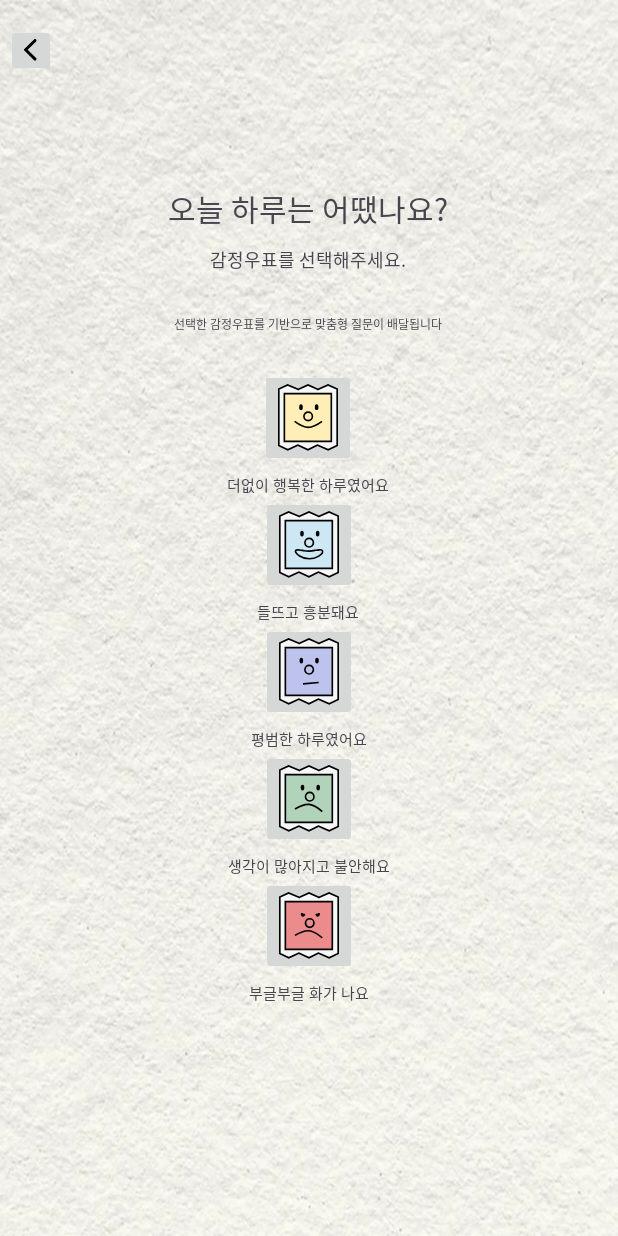
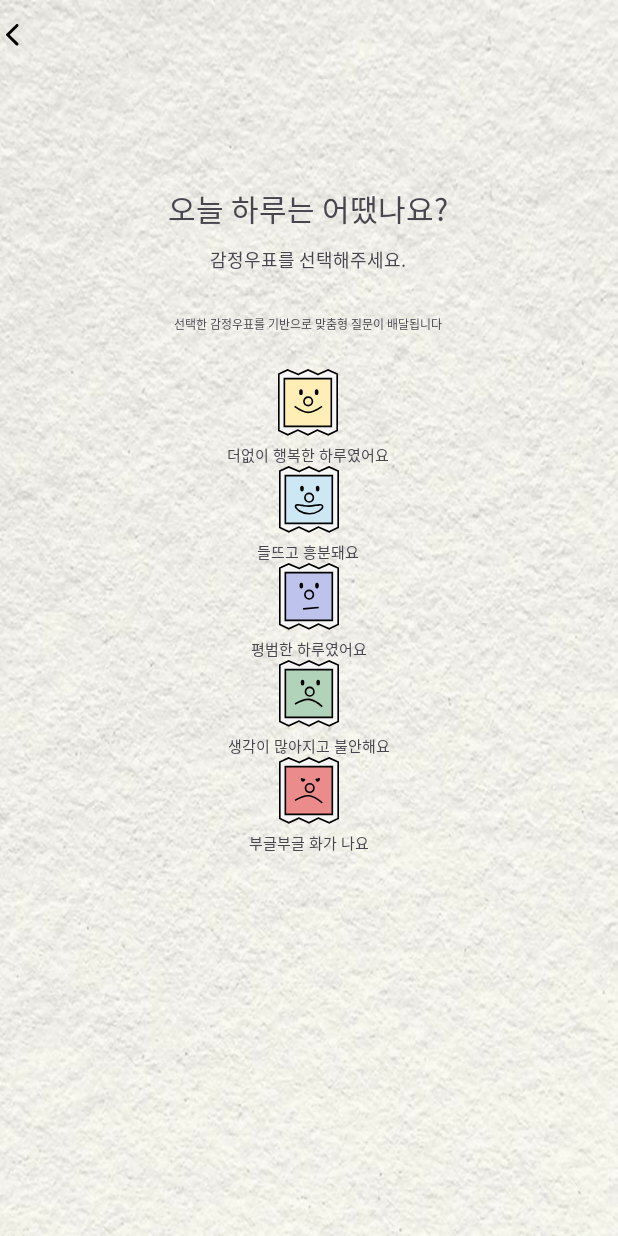
Before and after one commit to Santoragi/UMC8th-Study, an Android app: the screen it shows after launch (MainActivity), on a phone screen of 412 x 824 dp. Run offline under Robolectric (Android 15) with nearby library versions, the phone set to English and light mode, and no system bars.

Commit message:
[#2]Refactor: 버튼클릭리스너 반복 코드 수정, xml 이미지버튼 회색부분 제거

```diff
--- a/app/src/main/java/com/example/androidstudy/MainActivity.kt
+++ b/app/src/main/java/com/example/androidstudy/MainActivity.kt
@@ -9,6 +9,7 @@ import androidx.core.view.ViewCompat
 import androidx.core.view.WindowInsetsCompat
 
 class MainActivity : AppCompatActivity() {
+
     override fun onCreate(savedInstanceState: Bundle?) {
         super.onCreate(savedInstanceState)
         enableEdgeToEdge()
@@ -19,34 +20,20 @@ class MainActivity : AppCompatActivity() {
             insets
         }
 
-        val happyButton = findViewById<ImageButton>(R.id.happy_stamp)
-        happyButton.setOnClickListener{
-            val intent = Intent(this,HappyActivity::class.java)
-            startActivity(intent)
-        }
+        // ImageButton ID와 연결된 Activity를 Map으로 매핑
+        val buttonMap = mapOf(
+            R.id.happy_stamp to HappyActivity::class.java,
+            R.id.exite_stamp to ExiteActivity::class.java,
+            R.id.normal_stamp to NormalActivity::class.java,
+            R.id.anxious_stamp to AnxiousActivity::class.java,
+            R.id.angry_stamp to AngryActivity::class.java
+        )
 
-        val exiteButton = findViewById<ImageButton>(R.id.exite_stamp)
-        exiteButton.setOnClickListener{
-            val intent = Intent(this,ExiteActivity::class.java)
-            startActivity(intent)
-        }
-
-        val normalButton = findViewById<ImageButton>(R.id.normal_stamp)
-        normalButton.setOnClickListener{
-            val intent = Intent(this,NormalActivity::class.java)
-            startActivity(intent)
-        }
-
-        val anxiousButton = findViewById<ImageButton>(R.id.anxious_stamp)
-        anxiousButton.setOnClickListener{
-            val intent = Intent(this,AnxiousActivity::class.java)
-            startActivity(intent)
-        }
-
-        val angryButton = findViewById<ImageButton>(R.id.angry_stamp)
-        angryButton.setOnClickListener{
-            val intent = Intent(this,AngryActivity::class.java)
-            startActivity(intent)
+        // 반복문을 사용해 리스너 설정
+        buttonMap.forEach { (buttonId, activityClass) ->
+            findViewById<ImageButton>(buttonId).setOnClickListener {
+                startActivity(Intent(this, activityClass))
+            }
         }
 
     }
--- a/app/src/main/res/layout/activity_main.xml
+++ b/app/src/main/res/layout/activity_main.xml
@@ -54,7 +54,8 @@
         app:layout_constraintHorizontal_bias="0.498"
         app:layout_constraintStart_toStartOf="parent"
         app:layout_constraintTop_toBottomOf="@+id/sub_description"
-        app:srcCompat="@drawable/happystamp" />
+        app:srcCompat="@drawable/happystamp"
+        android:background="@android:color/transparent"/>
 
     <TextView
         android:id="@+id/happy_textview"
@@ -75,7 +76,8 @@
         app:layout_constraintEnd_toEndOf="parent"
         app:layout_constraintStart_toStartOf="parent"
         app:layout_constraintTop_toBottomOf="@+id/happy_textview"
-        app:srcCompat="@drawable/exitestamp" />
+        app:srcCompat="@drawable/exitestamp"
+        android:background="@android:color/transparent"/>
 
     <TextView
         android:id="@+id/exite_textview"
@@ -96,7 +98,8 @@
         app:layout_constraintEnd_toEndOf="parent"
         app:layout_constraintStart_toStartOf="parent"
         app:layout_constraintTop_toBottomOf="@+id/exite_textview"
-        app:srcCompat="@drawable/normalstamp" />
+        app:srcCompat="@drawable/normalstamp"
+        android:background="@android:color/transparent"/>
 
     <TextView
         android:id="@+id/normal_textview"
@@ -116,7 +119,8 @@
         app:layout_constraintEnd_toEndOf="parent"
         app:layout_constraintStart_toStartOf="parent"
         app:layout_constraintTop_toBottomOf="@+id/normal_textview"
-        app:srcCompat="@drawable/anxiousstamp" />
+        app:srcCompat="@drawable/anxiousstamp"
+        android:background="@android:color/transparent"/>
 
     <TextView
         android:id="@+id/anxious_textview"
@@ -136,7 +140,8 @@
         app:layout_constraintEnd_toEndOf="parent"
         app:layout_constraintStart_toStartOf="parent"
         app:layout_constraintTop_toBottomOf="@+id/anxious_textview"
-        app:srcCompat="@drawable/angrystamp" />
+        app:srcCompat="@drawable/angrystamp"
+        android:background="@android:color/transparent"/>
 
     <TextView
         android:id="@+id/angry_textview"
@@ -157,7 +162,8 @@
         android:layout_marginTop="16dp"
         app:layout_constraintStart_toStartOf="parent"
         app:layout_constraintTop_toTopOf="parent"
-        app:srcCompat="@drawable/back_button" />
+        app:srcCompat="@drawable/back_button"
+        android:background="@android:color/transparent"/>
 
 
 </androidx.constraintlayout.widget.ConstraintLayout>
```
